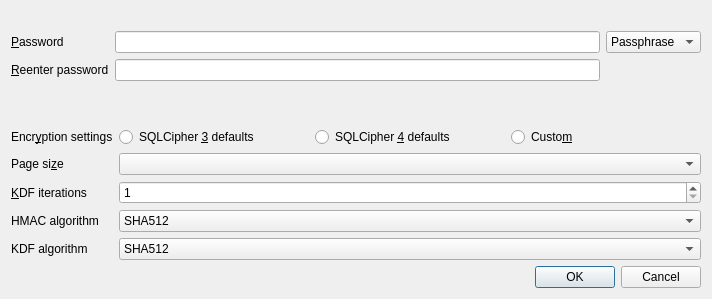
First picture: the form in src/CipherDialog.ui, repository sqlitebrowser/sqlitebrowser, before the edit.
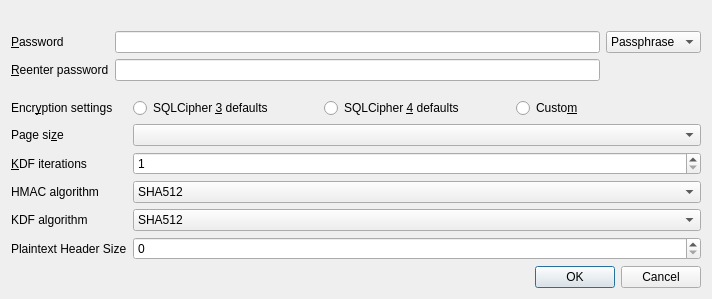
Second picture: the form after the edit.

Commit message:
Support custom cipher_plaintext_header_size
For all those people loading databases from their iOS devices

Patch:
```diff
--- a/src/CipherDialog.ui
+++ b/src/CipherDialog.ui
@@ -218,6 +218,26 @@
        </item>
       </widget>
      </item>
+     <item row="5" column="0">
+      <widget class="QLabel" name="label_2">
+       <property name="text">
+        <string>Plaintext Header Size</string>
+       </property>
+       <property name="buddy">
+        <cstring>plaintextHeaderSize</cstring>
+       </property>
+      </widget>
+     </item>
+     <item row="5" column="1">
+      <widget class="QSpinBox" name="plaintextHeaderSize">
+       <property name="minimum">
+        <number>0</number>
+       </property>
+       <property name="maximum">
+        <number>1000000</number>
+       </property>
+      </widget>
+     </item>
     </layout>
    </item>
    <item>
```
Left out of the diff: 1 changed line with no effect on the pictures. The commit also changes 5 other files.
